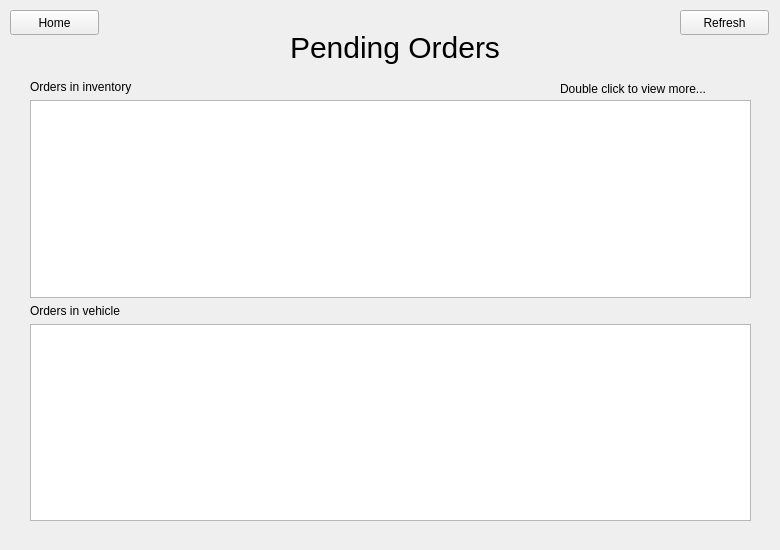
First picture: the form in ui/driverpage.ui, repository JakWaterfall/E-transport-Marketplace, before the edit.
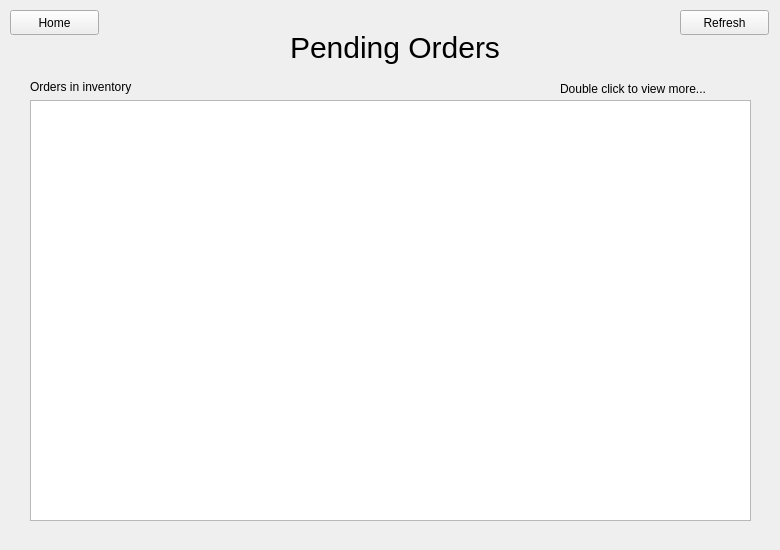
Second picture: the form after the edit. The open tabs and pages were chosen to show the change.

Commit message: simplified inventory list widget implimentation

```diff
--- a/ui/driverpage.ui
+++ b/ui/driverpage.ui
@@ -686,19 +686,6 @@
       <item>
        <widget class="QListWidget" name="inInventoryOrdersListWidget_Orders"/>
       </item>
-      <item>
-       <widget class="QLabel" name="inVehicleLabel_Orders">
-        <property name="text">
-         <string>Orders in vehicle</string>
-        </property>
-        <property name="buddy">
-         <cstring>sourceEdit_NewOrder</cstring>
-        </property>
-       </widget>
-      </item>
-      <item>
-       <widget class="QListWidget" name="inVehicleListWidget_Orders"/>
-      </item>
      </layout>
      <zorder>inVehicleLabel_Orders</zorder>
      <zorder>inVehicleListWidget_Orders</zorder>
```
Left out of the diff: 6 changed lines with no effect on the pictures. The commit also changes 1 other file.
